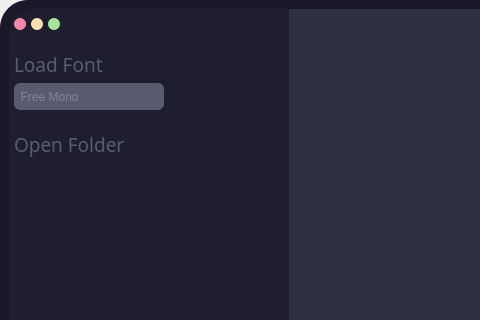
beyonson/font-loader, file ui/typewriter.ui: the form before one commit; both pictures show x 0 to 480 and y 0 to 320 of the 800 by 600 pixel window.
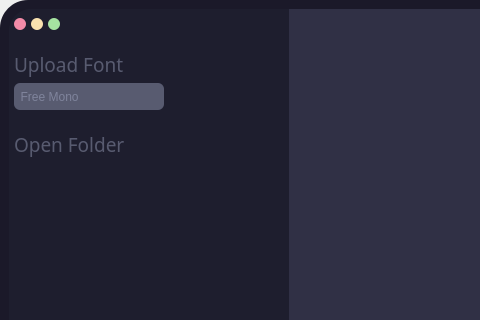
The form after the commit. Icons and pictures are not drawn.

Diff of the .ui file:
```diff
--- a/ui/typewriter.ui
+++ b/ui/typewriter.ui
@@ -12,13 +12,13 @@
   </property>
   <property name="minimumSize">
    <size>
-    <width>0</width>
-    <height>0</height>
+    <width>800</width>
+    <height>600</height>
    </size>
   </property>
   <property name="maximumSize">
    <size>
-    <width>16777215</width>
+    <width>800</width>
     <height>600</height>
    </size>
   </property>
@@ -76,6 +76,18 @@
 	font-size: 12;
 }
 
+#fontDirList:item:hover {
+	background-color: #585b70;
+	color: #7f849c;
+	font-size: 12;
+}
+
+#fontDirList:item:selected {
+	background-color: transparent;
+	color: #585b70;
+	font-size: 12;
+}
+
 #closeButton {
 	background-color: #f38ba8;
 	border-style: solid;
@@ -323,7 +335,7 @@
                    </font>
                   </property>
                   <property name="text">
-                   <string>Load Font </string>
+                   <string>Upload Font</string>
                   </property>
                   <property name="alignment">
                    <set>Qt::AlignLeading|Qt::AlignLeft|Qt::AlignVCenter</set>
```
Left out of the diff: 11 changed lines with no effect on the pictures.
